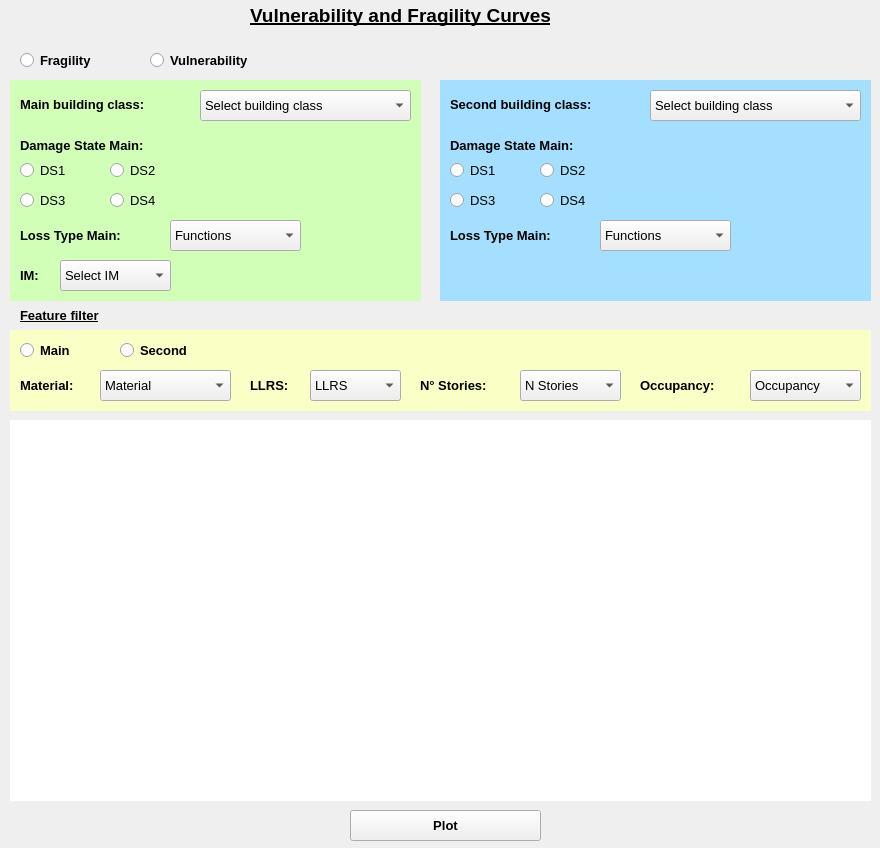
First picture: the form in gui_template/vulnerability.ui, repository GEMScienceTools/RUBIC-AI, before the edit.
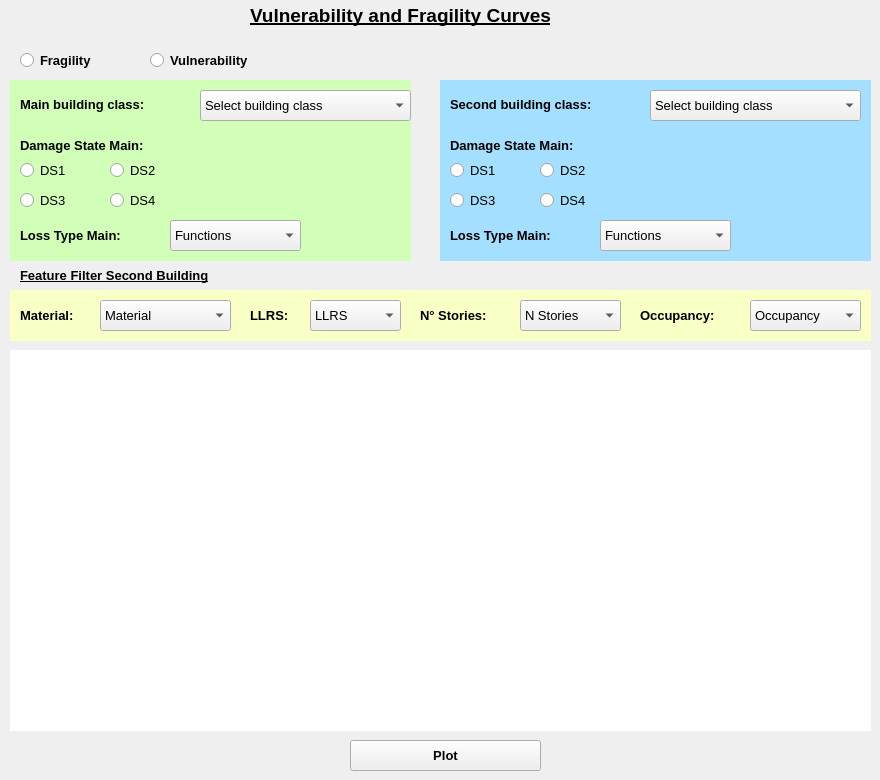
Second picture: the form after the edit.

Patch:
```diff
--- a/gui_template/vulnerability.ui
+++ b/gui_template/vulnerability.ui
@@ -7,7 +7,7 @@
     <x>0</x>
     <y>0</y>
     <width>880</width>
-    <height>848</height>
+    <height>780</height>
    </rect>
   </property>
   <property name="windowTitle">
@@ -18,7 +18,7 @@
     <property name="geometry">
      <rect>
       <x>350</x>
-      <y>810</y>
+      <y>740</y>
       <width>191</width>
       <height>31</height>
      </rect>
@@ -141,7 +141,7 @@
     <property name="geometry">
      <rect>
       <x>10</x>
-      <y>420</y>
+      <y>350</y>
       <width>861</width>
       <height>381</height>
      </rect>
@@ -163,7 +163,7 @@
     <property name="geometry">
      <rect>
       <x>20</x>
-      <y>370</y>
+      <y>300</y>
       <width>81</width>
       <height>31</height>
      </rect>
@@ -183,7 +183,7 @@
     <property name="geometry">
      <rect>
       <x>250</x>
-      <y>370</y>
+      <y>300</y>
       <width>81</width>
       <height>31</height>
      </rect>
@@ -203,7 +203,7 @@
     <property name="geometry">
      <rect>
       <x>420</x>
-      <y>370</y>
+      <y>300</y>
       <width>91</width>
       <height>31</height>
      </rect>
@@ -219,31 +219,11 @@
      <string>N° Stories:</string>
     </property>
    </widget>
-   <widget class="QLabel" name="main_im_label">
-    <property name="geometry">
-     <rect>
-      <x>20</x>
-      <y>260</y>
-      <width>41</width>
-      <height>31</height>
-     </rect>
-    </property>
-    <property name="font">
-     <font>
-      <pointsize>10</pointsize>
-      <weight>75</weight>
-      <bold>true</bold>
-     </font>
-    </property>
-    <property name="text">
-     <string>IM:</string>
-    </property>
-   </widget>
    <widget class="QComboBox" name="main_mat_filter">
     <property name="geometry">
      <rect>
       <x>100</x>
-      <y>370</y>
+      <y>300</y>
       <width>131</width>
       <height>31</height>
      </rect>
@@ -263,7 +243,7 @@
     <property name="geometry">
      <rect>
       <x>310</x>
-      <y>370</y>
+      <y>300</y>
       <width>91</width>
       <height>31</height>
      </rect>
@@ -283,7 +263,7 @@
     <property name="geometry">
      <rect>
       <x>520</x>
-      <y>370</y>
+      <y>300</y>
       <width>101</width>
       <height>31</height>
      </rect>
@@ -299,32 +279,12 @@
      </property>
     </item>
    </widget>
-   <widget class="QComboBox" name="main_im_filter">
-    <property name="geometry">
-     <rect>
-      <x>60</x>
-      <y>260</y>
-      <width>111</width>
-      <height>31</height>
-     </rect>
-    </property>
-    <property name="font">
-     <font>
-      <pointsize>10</pointsize>
-     </font>
-    </property>
-    <item>
-     <property name="text">
-      <string>Select IM</string>
-     </property>
-    </item>
-   </widget>
    <widget class="QLabel" name="main_filter_label">
     <property name="geometry">
      <rect>
       <x>20</x>
-      <y>300</y>
-      <width>151</width>
+      <y>260</y>
+      <width>271</width>
       <height>31</height>
      </rect>
     </property>
@@ -337,7 +297,7 @@
      </font>
     </property>
     <property name="text">
-     <string>Feature filter</string>
+     <string>Feature Filter Second Building</string>
     </property>
    </widget>
    <widget class="QLabel" name="main_bg">
@@ -345,8 +305,8 @@
      <rect>
       <x>10</x>
       <y>80</y>
-      <width>411</width>
-      <height>221</height>
+      <width>401</width>
+      <height>181</height>
      </rect>
     </property>
     <property name="styleSheet">
@@ -361,7 +321,7 @@
     <property name="geometry">
      <rect>
       <x>750</x>
-      <y>370</y>
+      <y>300</y>
       <width>111</width>
       <height>31</height>
      </rect>
@@ -401,7 +361,7 @@
     <property name="geometry">
      <rect>
       <x>640</x>
-      <y>370</y>
+      <y>300</y>
       <width>101</width>
       <height>31</height>
      </rect>
@@ -575,7 +535,7 @@
       <x>440</x>
       <y>80</y>
       <width>431</width>
-      <height>221</height>
+      <height>181</height>
      </rect>
     </property>
     <property name="styleSheet">
@@ -585,53 +545,13 @@
      <string/>
     </property>
    </widget>
-   <widget class="QRadioButton" name="main_feature_filter">
-    <property name="geometry">
-     <rect>
-      <x>20</x>
-      <y>340</y>
-      <width>101</width>
-      <height>21</height>
-     </rect>
-    </property>
-    <property name="font">
-     <font>
-      <pointsize>10</pointsize>
-      <weight>75</weight>
-      <bold>true</bold>
-     </font>
-    </property>
-    <property name="text">
-     <string>Main</string>
-    </property>
-   </widget>
-   <widget class="QRadioButton" name="second_feature_filter">
-    <property name="geometry">
-     <rect>
-      <x>120</x>
-      <y>340</y>
-      <width>141</width>
-      <height>21</height>
-     </rect>
-    </property>
-    <property name="font">
-     <font>
-      <pointsize>10</pointsize>
-      <weight>75</weight>
-      <bold>true</bold>
-     </font>
-    </property>
-    <property name="text">
-     <string>Second</string>
-    </property>
-   </widget>
    <widget class="QLabel" name="main_bg_3">
     <property name="geometry">
      <rect>
       <x>10</x>
-      <y>330</y>
+      <y>290</y>
       <width>861</width>
-      <height>81</height>
+      <height>51</height>
      </rect>
     </property>
     <property name="styleSheet">
```
Left out of the diff: 4 changed lines with no effect on the pictures.
